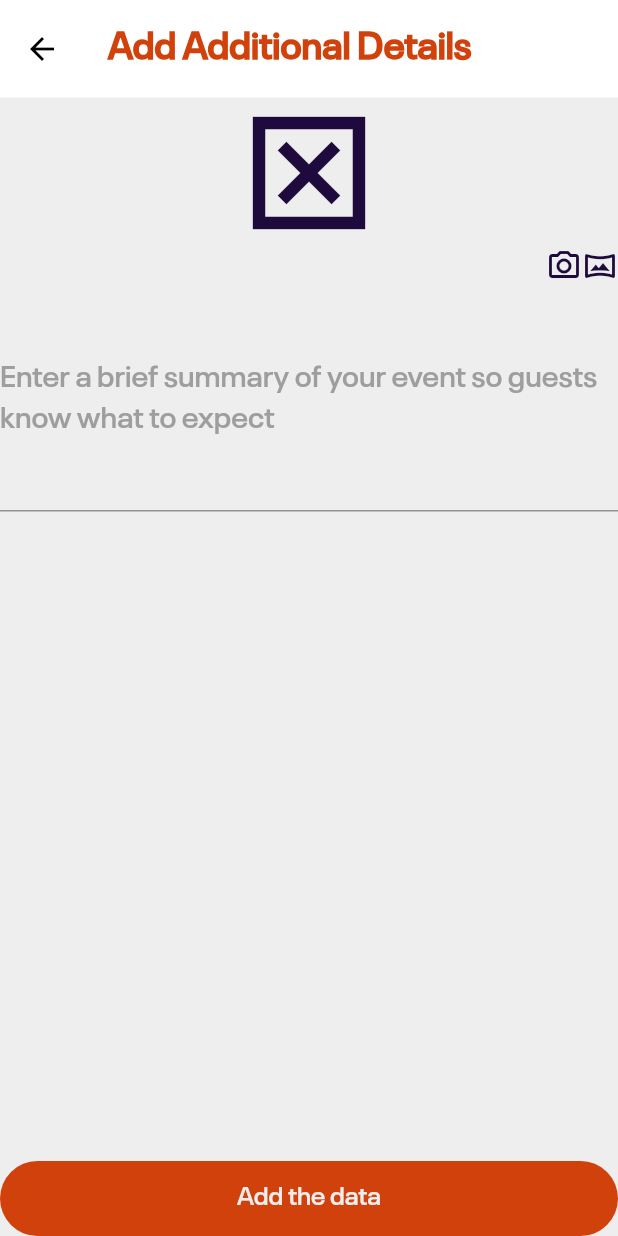
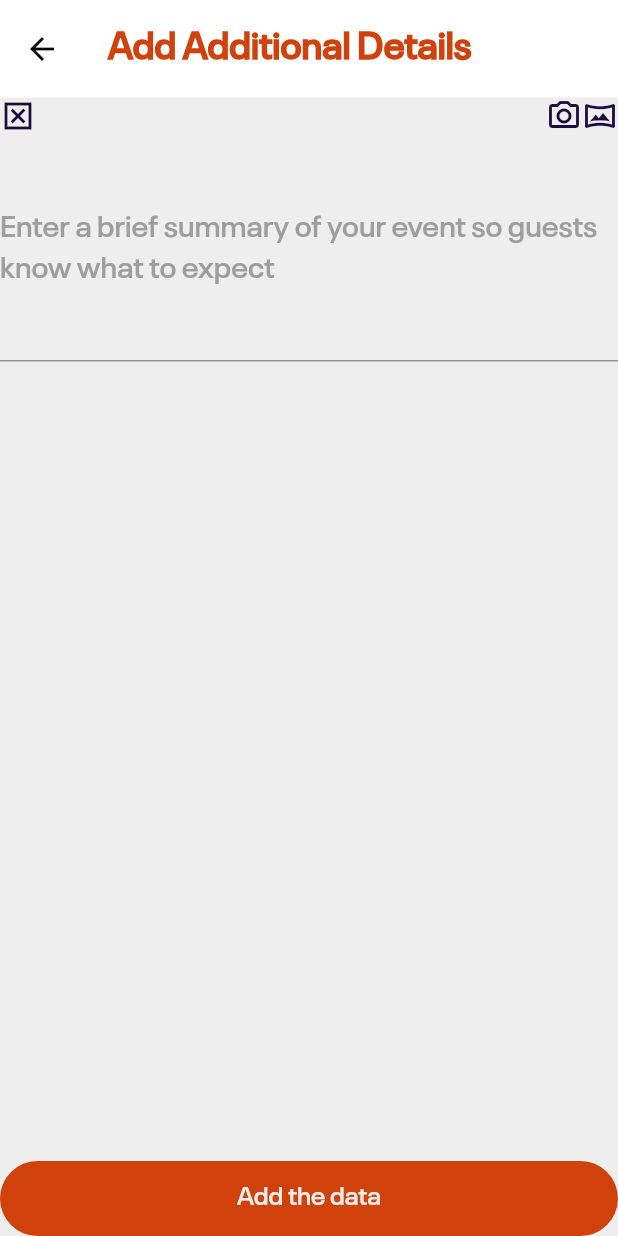
Before and after one commit to mo-gaafar/tessera-crossplatform, a Flutter app: the AdditionalDetailsPage screen opened by its route, on a phone screen of 412 x 824 dp. Run offline on Flutter 3.47's test engine with Material 2 defaults, Android fonts, the phone set to English and light mode, and no system bars; our stand-ins replace animated_splash_screen, bloc, circular_countdown_timer, csv, dartz, dio and 17 more; missing offline and left inert: downloads_path_provider_28, flutter_facebook_auth, numpad, shrink_sidemenu; accounts and stored records are empty.

Commit message:
summary and image

```diff
--- a/lib/features/organizers_view/event_creation/view/widgets/my_image_picker.dart
+++ b/lib/features/organizers_view/event_creation/view/widgets/my_image_picker.dart
@@ -16,8 +16,8 @@ class _MyImagePickerState extends State<MyImagePicker> {
   ImagePicker picker = ImagePicker();
   @override
   Widget build(BuildContext context) {
-    return Column(
-      crossAxisAlignment: CrossAxisAlignment.stretch,
+    return Row(
+      mainAxisAlignment: MainAxisAlignment.spaceBetween,
       children: [
         image != null
             ? Image.file(
@@ -27,10 +27,9 @@ class _MyImagePickerState extends State<MyImagePicker> {
               )
             : const Icon(
                 Icons.disabled_by_default_outlined,
-                size: 100,
+                // size: 100,
               ),
         Row(
-          mainAxisAlignment: MainAxisAlignment.end,
           children: [
             GestureDetector(
               child: const Icon(
```
Also changed, not shown: lib/features/organizers_view/event_creation/view/pages/newevent_receipt_screen.dart (+13 -0 lines).
